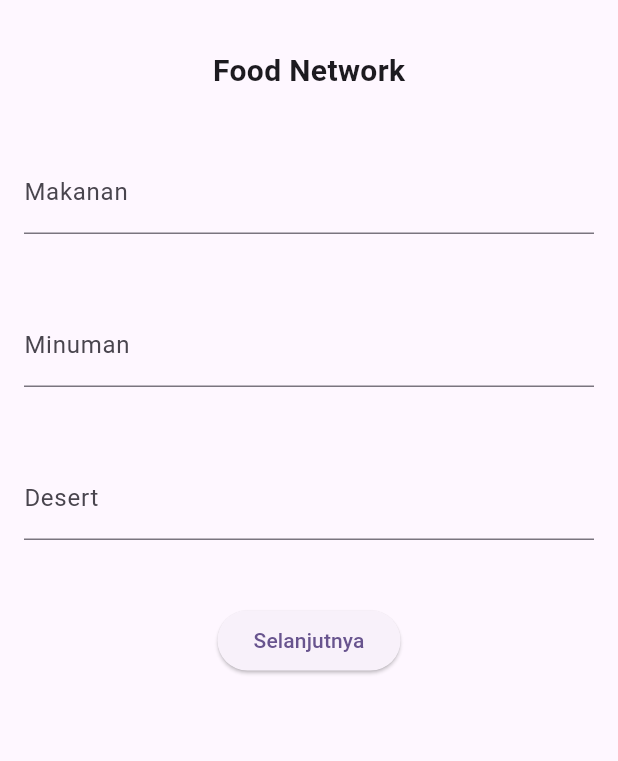
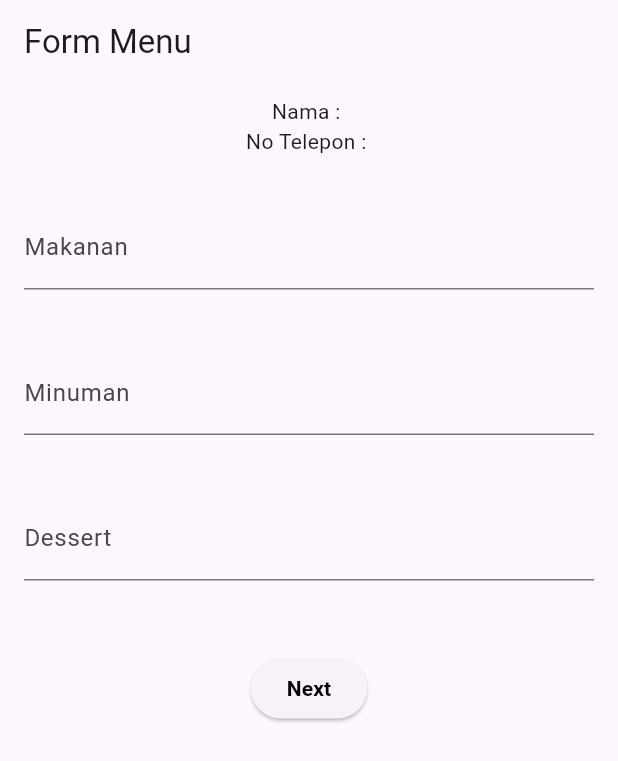
Before and after one commit to bahtera1/FaseOne_058, a Flutter app: the DatamakananScreen screen opened directly with empty values, on a phone screen of 412 x 824 dp. Shown: the top 761 px of the screen. Run offline on Flutter 3.47's test engine with Material 3 defaults, Android fonts, the phone set to English and light mode, and no system bars; network calls fail.

Commit message:
edit data menufor dan detail

```diff
--- a/lib/screen/datamakanan_screen.dart
+++ b/lib/screen/datamakanan_screen.dart
@@ -1,8 +1,6 @@
 import 'package:flutter/material.dart';
 import 'package:ucp1/screen/detailform_screen.dart';
-import 'package:ucp1/widget_datamakanan/footer_widget2.dart';
-import 'package:ucp1/widget_datamakanan/form_widget2.dart';
-import 'package:ucp1/widget_datamakanan/header_widget.dart';
+import 'package:ucp1/widget_datamakanan/form_makanan.dart';
 
 class DatamakananScreen extends StatelessWidget {
   const DatamakananScreen(
@@ -15,40 +13,50 @@ class DatamakananScreen extends StatelessWidget {
   Widget build(BuildContext context) {
     var makanan = TextEditingController();
     var minuman = TextEditingController();
-    var dessert = TextEditingController();
+    var desert = TextEditingController();
     var formKey = GlobalKey<FormState>();
     return Scaffold(
+      appBar: AppBar(
+        title: Text("Form Menu"),
+      ),
       body: SafeArea(
           child: Center(
         child: Padding(
-          padding: const EdgeInsets.all(8.0),
-          child: Column(children: [
-            const HeaderWidget(),
-            FormWidget2(
+          padding: EdgeInsets.all(8.0),
+          child: Column(
+            children: [
+              Text("Nama : $nama"),
+              Text("No Telepon : $notelepon"),
+              FormMakanan(
+                  formKey: formKey,
                   etMakanan: makanan,
                   etMinuman: minuman,
-              etDesert: dessert,
-              formKey: formKey,
+                  etDesert: desert),
+              const SizedBox(
+                height: 40,
               ),
-            FooterWidget2(
-              onPressedDatamakanan: () {
-                if (formKey.currentState!.validate()) {
-                  Navigator.pushAndRemoveUntil(
+              ElevatedButton(
+                  onPressed: () {
+                    Navigator.push(
                       context,
                       MaterialPageRoute(
                         builder: (context) => DetailformScreen(
                           makanan: makanan.text,
                           minuman: minuman.text,
-                                dessert: dessert.text,
-                              )),
-                      (route) => false);
-                  ScaffoldMessenger.of(context).showSnackBar(const SnackBar(
-                    content: Text("Login berhasil"),
-                  ));
-                }
+                          desert: desert.text,
+                          nama: nama,
+                          nohp: notelepon,
+                        ),
+                      ),
+                    );
                   },
-            )
-          ]),
+                  child: const Text(
+                    "Next",
+                    style: TextStyle(
+                        color: Colors.black, fontWeight: FontWeight.bold),
+                  ))
+            ],
+          ),
         ),
       )),
     );
--- a/lib/widget_dataform/footer_widget.dart
+++ b/lib/widget_dataform/footer_widget.dart
@@ -4,18 +4,17 @@ class FooterWidget extends StatelessWidget {
   const FooterWidget({super.key, required this.onPressedDataform});
 
   final VoidCallback onPressedDataform;
-
   @override
   Widget build(BuildContext context) {
     return Column(
       children: [
         Padding(
-          padding: const EdgeInsets.only(top: 35, bottom: 25),
+          padding: const EdgeInsets.only(top: 80, bottom: 25),
           child: ElevatedButton(
             onPressed: onPressedDataform,
-            child: const Text("Selanjutnya"),
+            child: Text("Submit"),
           ),
-        ),
+        )
       ],
     );
   }
--- a/lib/widget_dataform/header_widget.dart
+++ b/lib/widget_dataform/header_widget.dart
@@ -8,13 +8,7 @@ class HeaderWidget extends StatelessWidget {
     return const Column(
       children: [
         SizedBox(height: 25),
-        Text(
-          'Food Network',
-          style: TextStyle(
-            fontWeight: FontWeight.bold,
-            fontSize: 20,
-          ),
-        ),
+        Text("Data Form"),
         SizedBox(
           height: 25,
         ),
--- a/lib/widget_datamakanan/footer_widget2.dart
+++ /dev/null
@@ -1,22 +0,0 @@
-import 'package:flutter/material.dart';
-
-class FooterWidget2 extends StatelessWidget {
-  const FooterWidget2({super.key, required this.onPressedDatamakanan});
-
-  final VoidCallback onPressedDatamakanan;
-
-  @override
-  Widget build(BuildContext context) {
-    return Column(
-      children: [
-        Padding(
-          padding: const EdgeInsets.only(top: 35, bottom: 25),
-          child: ElevatedButton(
-            onPressed: onPressedDatamakanan,
-            child: const Text("Selanjutnya"),
-          ),
-        ),
-      ],
-    );
-  }
-}
--- /dev/null
+++ b/lib/widget_datamakanan/form_makanan.dart
@@ -0,0 +1,62 @@
+import 'package:flutter/material.dart';
+
+class FormMakanan extends StatefulWidget {
+  const FormMakanan(
+      {super.key,
+      required this.formKey,
+      required this.etMakanan,
+      required this.etMinuman,
+      required this.etDesert});
+
+  final GlobalKey<FormState> formKey;
+  final TextEditingController etMakanan;
+  final TextEditingController etMinuman;
+  final TextEditingController etDesert;
+
+  @override
+  State<FormMakanan> createState() => _FormMakananState();
+}
+
+class _FormMakananState extends State<FormMakanan> {
+  @override
+  Widget build(BuildContext context) {
+    return Form(
+        child: Column(
+      children: [
+        const SizedBox(height: 25),
+        Padding(
+          padding: const EdgeInsets.all(8.0),
+          child: TextFormField(
+            controller: widget.etMakanan,
+            autovalidateMode: AutovalidateMode.onUserInteraction,
+            decoration: const InputDecoration(
+              labelText: "Makanan",
+            ),
+          ),
+        ),
+        const SizedBox(height: 25),
+        Padding(
+          padding: const EdgeInsets.all(8.0),
+          child: TextFormField(
+            controller: widget.etMinuman,
+            autovalidateMode: AutovalidateMode.onUserInteraction,
+            decoration: const InputDecoration(
+              labelText: "Minuman",
+            ),
+          ),
+        ),
+        const SizedBox(height: 25),
+        Padding(
+          padding: const EdgeInsets.all(8.0),
+          child: TextFormField(
+            controller: widget.etDesert,
+            autovalidateMode: AutovalidateMode.onUserInteraction,
+            decoration: const InputDecoration(
+              labelText: "Dessert",
+            ),
+          ),
+        ),
+      ],
+    ));
+  }
+}
--- a/lib/widget_datamakanan/form_widget2.dart
+++ /dev/null
@@ -1,64 +0,0 @@
-import 'package:flutter/material.dart';
-
-class FormWidget2 extends StatefulWidget {
-  const FormWidget2(
-      {super.key,
-      required this.formKey,
-      required this.etMakanan,
-      required this.etMinuman,
-      required this.etDesert});
-
-  final GlobalKey<FormState> formKey;
-  final TextEditingController etMakanan;
-  final TextEditingController etMinuman;
-  final TextEditingController etDesert;
-
-  @override
-  State<FormWidget2> createState() => _FormWidget2State();
-}
-
-class _FormWidget2State extends State<FormWidget2> {
-  @override
-  Widget build(BuildContext context) {
-    return Form(
-      key: widget.formKey,
-      child: Column(
-        children: [
-          const SizedBox(
-            height: 30,
-          ),
-          Padding(
-            padding: const EdgeInsets.all(8.0),
-            child: TextFormField(
-              decoration: const InputDecoration(
-                  labelText: "Makanan",
-                  hintText: "Isi pesanan Makanan yang anda mau"),
-            ),
-          ),
-          const SizedBox(
-            height: 30,
-          ),
-          Padding(
-            padding: const EdgeInsets.all(8.0),
-            child: TextFormField(
-              decoration: const InputDecoration(
-                  labelText: "Minuman",
-                  hintText: "Isi pesanan Minuman yang anda mau"),
-            ),
-          ),
-          const SizedBox(
-            height: 30,
-          ),
-          Padding(
-            padding: const EdgeInsets.all(8.0),
-            child: TextFormField(
-              decoration: const InputDecoration(
-                  labelText: "Desert",
-                  hintText: "Isi pesanan Desert yang anda mau"),
-            ),
-          ),
-        ],
-      ),
-    );
-  }
-}
--- a/lib/widget_datamakanan/header_widget.dart
+++ /dev/null
@@ -1,21 +0,0 @@
-import 'package:flutter/material.dart';
-
-class HeaderWidget extends StatelessWidget {
-  const HeaderWidget({super.key});
-
-  @override
-  Widget build(BuildContext context) {
-    return const Column(
-      children: [
-        SizedBox(height: 25),
-        Text(
-          'Food Network',
-          style: TextStyle(
-            fontWeight: FontWeight.bold,
-            fontSize: 20,
-          ),
-        ),
-      ],
-    );
-  }
-}
```
Also changed, not shown: lib/screen/dataform_screen.dart (+18 -13 lines), lib/screen/detailform_screen.dart (+54 -3 lines), lib/widget_detailform/detail_widget.dart (deleted), lib/widget_detailform/footer_widget.dart (deleted), lib/widget_detailform/header_widget.dart (deleted). Lines whose indentation alone changed are shown as unchanged.
